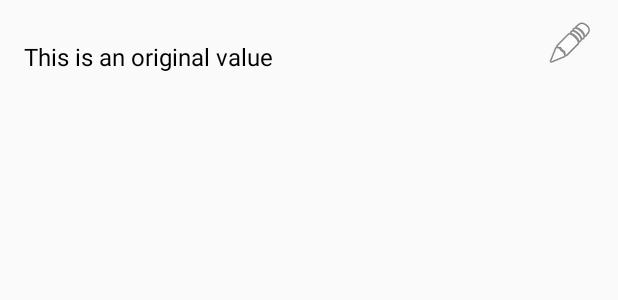
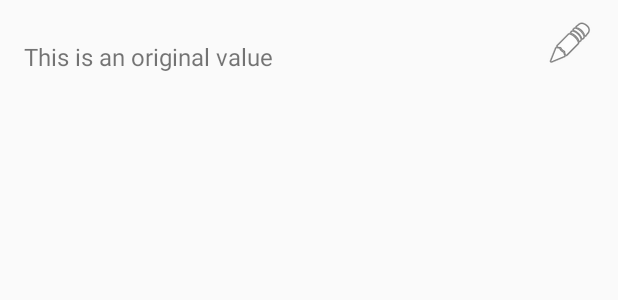
Before and after one commit to Kunstmaan/KunstmaanTranslationsEditor, an Android app: the layout element_translation.xml on its own in the app's theme, with its tools: preview values and no code run, on a phone screen of 412 x 824 dp. Shown: the top 300 px of the screen. Run offline under Robolectric (Android 15) with nearby library versions, the phone set to English and light mode, and no system bars.

```diff
--- a/app/build.gradle
+++ b/app/build.gradle
@@ -27,3 +27,6 @@ dependencies {
     androidTestImplementation 'com.android.support.test.espresso:espresso-core:3.0.1'
     compile project(path: ':kunstmaan-translations-editor')
 }
+apply plugin: 'android-maven'
+apply plugin: 'com.jfrog.bintray'
+apply from: '../publish.gradle'
--- a/app/src/main/res/layout/activity_main.xml
+++ b/app/src/main/res/layout/activity_main.xml
@@ -45,6 +45,7 @@
 
     <android.support.v7.widget.AppCompatButton
         android:id="@+id/show_button"
+
         android:layout_width="wrap_content"
         android:layout_height="wrap_content"
         android:layout_marginBottom="8dp"
--- a/app/src/main/res/values/colors.xml
+++ b/app/src/main/res/values/colors.xml
@@ -1,6 +1,6 @@
 <?xml version="1.0" encoding="utf-8"?>
 <resources>
     <color name="colorPrimary">#3F51B5</color>
-    <color name="colorPrimaryDark">#414d99</color>
+    <color name="colorPrimaryDark">#303F9F</color>
     <color name="colorAccent">#FF4081</color>
 </resources>
--- a/build.gradle
+++ b/build.gradle
@@ -8,7 +8,8 @@ buildscript {
     }
     dependencies {
         classpath 'com.android.tools.build:gradle:3.0.1'
-
+        classpath 'com.jfrog.bintray.gradle:gradle-bintray-plugin:1.8.0'
+        classpath 'com.github.dcendents:android-maven-gradle-plugin:2.0'
 
         // NOTE: Do not place your application dependencies here; they belong
         // in the individual module build.gradle files
--- a/kunstmaan-translations-editor/src/main/java/be/kunstmaan/translationseditor/views/EditDialog.java
+++ b/kunstmaan-translations-editor/src/main/java/be/kunstmaan/translationseditor/views/EditDialog.java
@@ -3,6 +3,7 @@ package be.kunstmaan.translationseditor.views;
 import android.app.Activity;
 import android.content.Context;
 import android.content.DialogInterface;
+import android.support.v4.widget.TextViewCompat;
 import android.support.v7.app.AlertDialog;
 import android.text.Editable;
 import android.text.InputType;
@@ -16,6 +17,8 @@ import android.widget.ArrayAdapter;
 import android.widget.EditText;
 import android.widget.Spinner;
 import android.widget.TextView;
+
+import org.w3c.dom.Text;
 
 import java.util.ArrayList;
 import java.util.List;
@@ -85,6 +88,9 @@ public class EditDialog {
             }
         });
 
+        TextView originalTextView = constraintLayout.findViewById(R.id.original_text);
+        originalTextView.setText(mCurrentPair.oldValue);
+
         builder.setView(constraintLayout)
                .setPositiveButton(R.string.kunstmaan_translations_confirm, new DialogInterface.OnClickListener() {
                     @Override
--- a/kunstmaan-translations-editor/src/main/java/be/kunstmaan/translationseditor/views/TranslationsActivity.java
+++ b/kunstmaan-translations-editor/src/main/java/be/kunstmaan/translationseditor/views/TranslationsActivity.java
@@ -4,6 +4,8 @@ import android.app.SearchManager;
 import android.content.Context;
 import android.content.DialogInterface;
 import android.content.Intent;
+import android.content.res.TypedArray;
+import android.graphics.Color;
 import android.os.Bundle;
 import android.support.annotation.NonNull;
 import android.support.design.widget.BottomNavigationView;
@@ -12,6 +14,7 @@ import android.support.v7.app.AlertDialog;
 import android.support.v7.app.AppCompatActivity;
 import android.support.v7.widget.Toolbar;
 import android.util.DisplayMetrics;
+import android.util.Log;
 import android.util.SparseBooleanArray;
 import android.util.TypedValue;
 import android.view.Menu;
@@ -134,6 +137,7 @@ public class TranslationsActivity extends AppCompatActivity implements SearchVie
                 }
             }
         });
+
     }
 
     @Override
--- a/kunstmaan-translations-editor/src/main/res/layout/activity_translations.xml
+++ b/kunstmaan-translations-editor/src/main/res/layout/activity_translations.xml
@@ -51,7 +51,8 @@
             android:layout_width="match_parent"
             android:layout_height="wrap_content"
             android:text="@string/kunstmaan_translations_apply_changes"
-            android:background="?attr/colorPrimary"
+            android:background="?colorAccent"
+            android:textColor="@color/colorNonEdited"
             android:layout_gravity="center_horizontal"/>
 
     </FrameLayout>
--- a/kunstmaan-translations-editor/src/main/res/layout/element_translation.xml
+++ b/kunstmaan-translations-editor/src/main/res/layout/element_translation.xml
@@ -45,39 +45,11 @@
         android:layout_height="wrap_content"
         android:fontFamily="sans-serif"
         android:inputType="textMultiLine"
-        android:textColor="@android:color/black"
         app:layout_constraintStart_toEndOf="@id/barrier"
         app:layout_constraintEnd_toStartOf="@+id/edit_image_view"
         app:layout_constraintTop_toBottomOf="@id/key"
         android:layout_marginEnd="8dp"
         tools:text="This is an original value"
-        android:textSize="16sp" />
-
-    <android.support.v7.widget.AppCompatTextView
-        android:id="@+id/prefix_new_value"
-        android:layout_width="wrap_content"
-        android:layout_height="wrap_content"
-        android:fontFamily="sans-serif"
-        android:paddingEnd="8dp"
-        android:text="@string/kunstmaan_translations_changed"
-        android:textColor="@android:color/darker_gray"
-        android:textSize="12sp"
-        android:visibility="gone"
-        app:layout_constraintBaseline_toBaselineOf="@+id/value_edited"
-        app:layout_constraintStart_toStartOf="parent" />
-    <android.support.v7.widget.AppCompatTextView
-        android:id="@+id/value_edited"
-        android:layout_width="0dp"
-        android:layout_height="wrap_content"
-        android:fontFamily="sans-serif"
-        android:inputType="textMultiLine"
-        android:textColor="@android:color/black"
-        tools:text="This is a changed value value"
-        app:layout_constraintStart_toEndOf="@id/barrier"
-        app:layout_constraintEnd_toStartOf="@+id/edit_image_view"
-        app:layout_constraintTop_toBottomOf="@id/oldValue"
-        android:layout_marginEnd="8dp"
-        android:visibility="gone"
         android:textSize="16sp" />
 
     <android.support.constraint.Barrier
```
Also changed, not shown: kunstmaan-translations-editor/src/main/java/be/kunstmaan/translationseditor/adapters/TranslationsFragmentAdapter.java (+12 -9 lines), kunstmaan-translations-editor/src/main/res/layout/edit_popup_layout.xml (+20 -2 lines), publish.gradle (added, +95 -0 lines), 2 other files.
